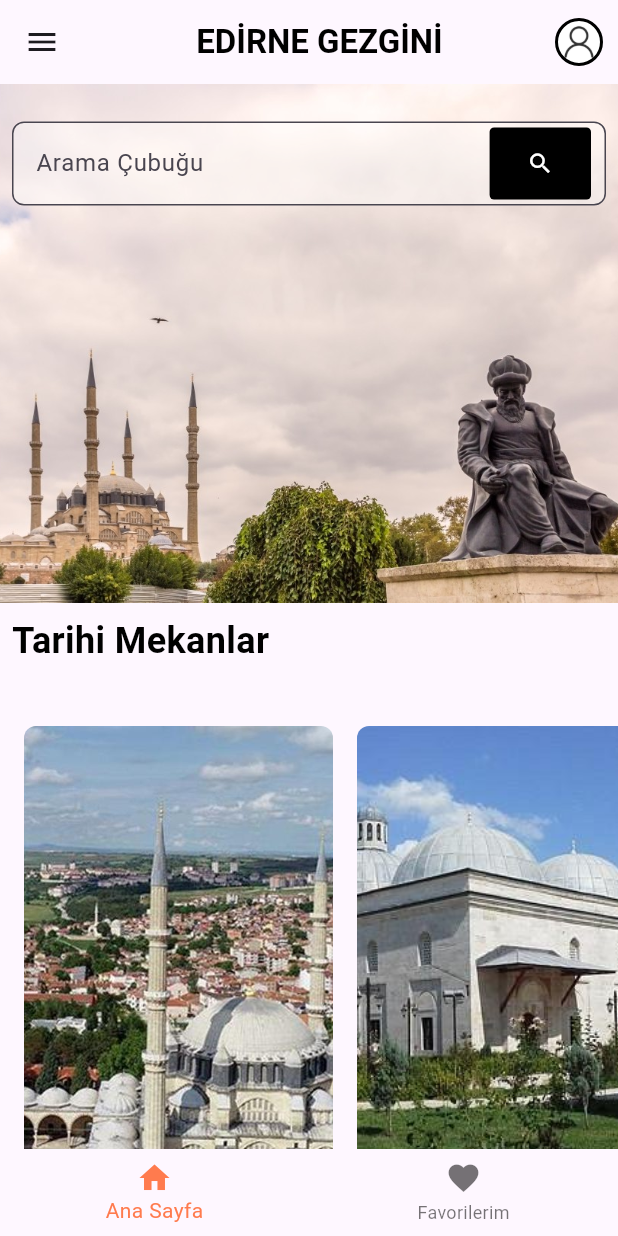
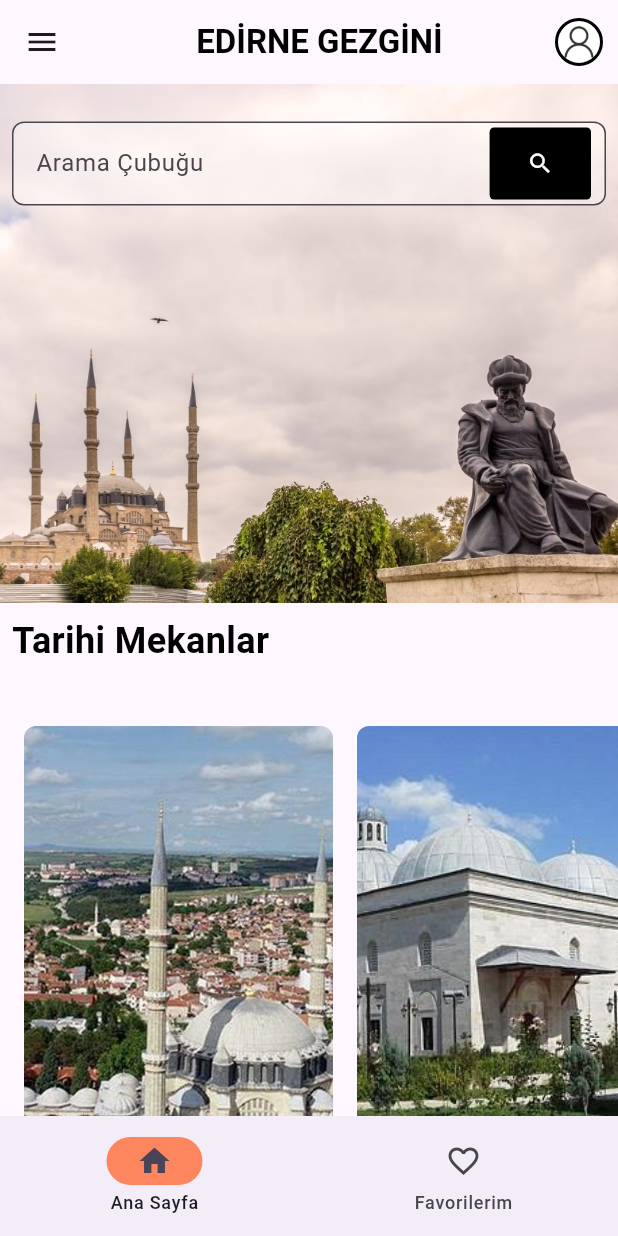
Before and after one commit to erenefeidi/School-Project-UI, a Flutter app: the screen it shows after launch, on a phone screen of 412 x 824 dp. Run offline on Flutter 3.47's test engine with Material 3 defaults, Android fonts, the light colour scheme and no system bars; drawn by our look-alikes of auto_size_text.

Commit message:
BottomNavigationBar was changed with NavigationBar
-BottomNavigationBar in bottom_navigation_bar was changed with NavigationBar

```diff
--- a/lib/view/bottom_navigation_bar.dart
+++ b/lib/view/bottom_navigation_bar.dart
@@ -1,55 +1,55 @@
 import 'package:edirne_gezgini_ui/view/favorites_page.dart';
 import 'package:edirne_gezgini_ui/view/home_page.dart';
 import 'package:flutter/material.dart';
-import 'package:google_fonts/google_fonts.dart';
 import 'package:edirne_gezgini_ui/constants.dart' as constants;
 
-
-class BottomNavBar extends StatelessWidget{
+class BottomNavBar extends StatefulWidget {
   const BottomNavBar({super.key});
 
   @override
+  State<StatefulWidget> createState() => _BottomNavBarState();
+}
+
+class _BottomNavBarState extends State<BottomNavBar> {
+  int currentIndex = 0;
+
+  @override
   Widget build(BuildContext context) {
-    int currentIndex = 0;
     return MaterialApp(
       debugShowCheckedModeBanner: false,
       home: Scaffold(
           body: IndexedStack(
             index: currentIndex,
-            children:  const [
+            children: const [
               HomePage(),
-              FavoritePage()
+              FavoritePage(),
             ],
           ),
-          bottomNavigationBar: BottomNavigationBar(
-            selectedLabelStyle: GoogleFonts.gentiumBookPlus(),
-            unselectedLabelStyle: GoogleFonts.gentiumBookPlus(),
-            selectedItemColor: constants.bottomNavBarColor,
-            currentIndex: currentIndex,
-            type: BottomNavigationBarType.fixed,
+          bottomNavigationBar: NavigationBar(
+            destinations: [home(), favorites()],
+            indicatorColor: constants.bottomNavBarColor.withOpacity(0.9),
+            selectedIndex: currentIndex,
             elevation: 0,
-            onTap: (index){
-              currentIndex = index;
+            onDestinationSelected: (int index) {
+              setState(() {
+                currentIndex = index;
+              });
             },
-            items: [
-              home(),
-              favorites()
-            ],
           )),
     );
   }
+}
 
-  BottomNavigationBarItem home(){
-    return const BottomNavigationBarItem(
-        icon: Icon(Icons.home),
-        label: "Ana Sayfa"
-    );
-  }
+NavigationDestination home() {
+  return const NavigationDestination(
+      selectedIcon: Icon(Icons.home),
+      icon: Icon(Icons.home_outlined),
+      label: "Ana Sayfa");
+}
 
-  BottomNavigationBarItem favorites(){
-    return const BottomNavigationBarItem(
-        icon: Icon(Icons.favorite),
-        label: "Favorilerim"
-    );
-  }
+NavigationDestination favorites() {
+  return const NavigationDestination(
+      selectedIcon: Icon(Icons.favorite),
+      icon: Icon(Icons.favorite_border),
+      label: "Favorilerim");
 }
```
